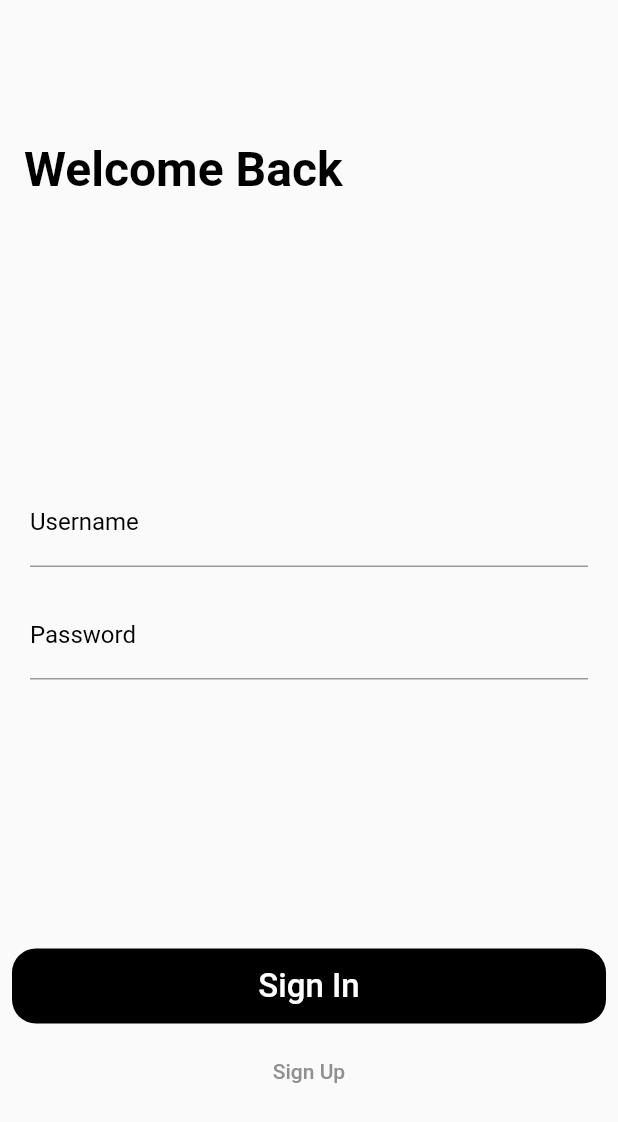
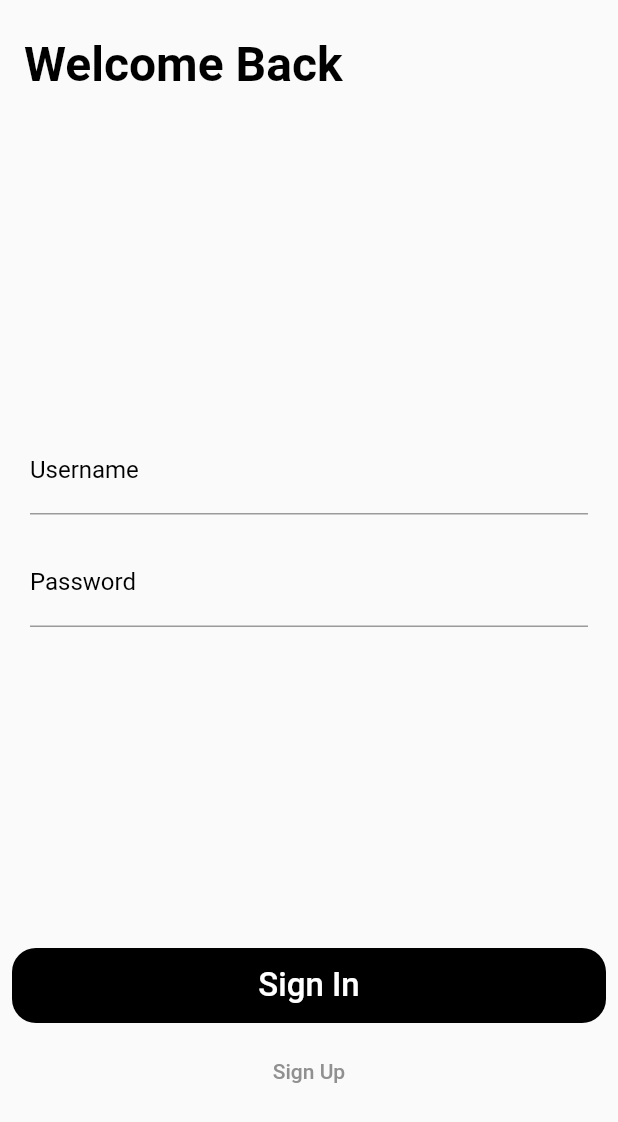
Before and after one commit to Cofu-HackSC/client, a Flutter app: the screen it shows after launch, on a phone screen of 412 x 824 dp. Shown: the top 1122 px of the screen. Run offline on Flutter 3.47's test engine with Material 2 defaults, Android fonts, the phone set to English and light mode, and no system bars; drawn by our look-alikes of sliding_up_panel.

Commit message:
updated login page ui

```diff
--- a/lib/pages/login/login.dart
+++ b/lib/pages/login/login.dart
@@ -32,9 +32,11 @@ class LoginPage extends StatelessWidget {
       body: Scaffold(
         body: Padding(
           padding: const EdgeInsets.symmetric(horizontal: 8.0),
-          child: Column(
-            mainAxisAlignment: MainAxisAlignment.spaceAround,
+          child: ListView(
             children: [
+              SizedBox(
+                height: 16,
+              ),
               Padding(
                 padding: const EdgeInsets.all(8.0),
                 child: SizedBox(
@@ -46,6 +48,9 @@ class LoginPage extends StatelessWidget {
                   ),
                 ),
               ),
+              SizedBox(
+                height: MediaQuery.of(context).size.height / 4,
+              ),
               Column(
                 children: [
                   CustomTextField(
@@ -53,6 +58,9 @@ class LoginPage extends StatelessWidget {
                   CustomTextField(
                       controller: passwordController, labelText: 'Password'),
                 ],
+              ),
+              SizedBox(
+                height: MediaQuery.of(context).size.height / 4,
               ),
               Column(
                 children: [
```
